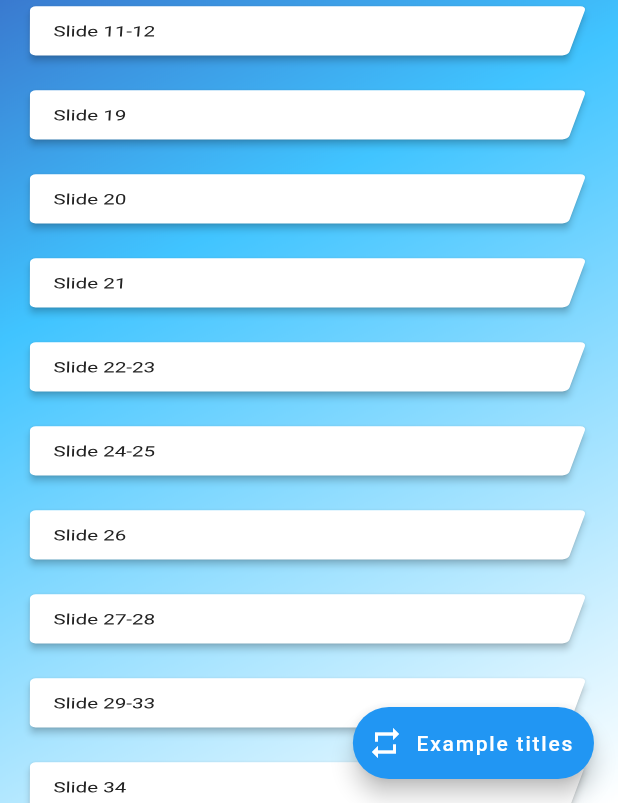
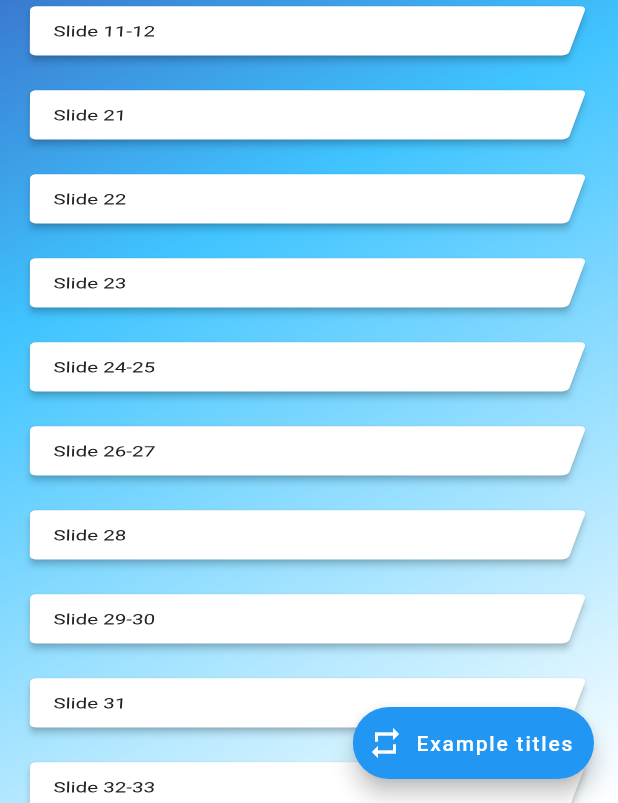
Before and after one commit to Pixplicity/flutter_animation_motion, a Flutter app: the screen it shows after launch, after a tap on "Slide titles", on a phone screen of 412 x 824 dp. Shown: the part 433-1236 px from the top of the screen. Run offline on Flutter 3.47's test engine with Material 2 defaults, Android fonts, the phone set to English and light mode, and no system bars.

Commit message:
[mod] update slide numbers [mod] naming of some vars

```diff
--- a/lib/app/home_page.dart
+++ b/lib/app/home_page.dart
@@ -29,7 +29,7 @@ class _HomePageState extends State<HomePage> with TickerProviderStateMixin {
   Animation<Decoration> _backgroundDecoration;
   Animation<double> _avatarSize;
   Animation<double> _nameOpacity;
-  Animation<double> _occupationOpacity;
+  Animation<double> _titleOpacity;
   Animation<double> _dividerWidth;
   Animation<double> _listItemHeightFactor;
   Animation<double> _flipButtonWidth;
@@ -107,7 +107,7 @@ class _HomePageState extends State<HomePage> with TickerProviderStateMixin {
       ),
     );
 
-    _occupationOpacity = Tween(begin: 0.0, end: 0.85).animate(
+    _titleOpacity = Tween(begin: 0.0, end: 0.85).animate(
       CurvedAnimation(
         parent: _mainController,
         curve: Interval(
@@ -173,57 +173,57 @@ class _HomePageState extends State<HomePage> with TickerProviderStateMixin {
       ),
       ExampleViewModel(
         "Animating Container's properties",
-        "Slide 19",
+        "Slide 21",
         () => _navigateTo(AnimatedContainerExample()),
       ),
       ExampleViewModel(
         "Animating the position of a Widget",
-        "Slide 20",
+        "Slide 22",
         () => _navigateTo(AnimatedPositionedExample()),
       ),
       ExampleViewModel(
         "Animating an Icon using AnimatedIcon",
-        "Slide 21",
+        "Slide 23",
         () => _navigateTo(AnimatedIconExample()),
       ),
       ExampleViewModel(
         "Animating a gradient background",
-        "Slide 22-23",
+        "Slide 24-25",
         () => _navigateTo(DecoratedBoxTransitionExample()),
       ),
       ExampleViewModel(
         "Animating a widget's scale",
-        "Slide 24-25",
+        "Slide 26-27",
         () => _navigateTo(ScaleTransitionExample()),
       ),
       ExampleViewModel(
         "Animating changes in TextStyle",
-        "Slide 26",
+        "Slide 28",
         () => _navigateTo(AnimatedDefaultTextStyleExample()),
       ),
       ExampleViewModel(
         "Shared element transition using Hero widget",
-        "Slide 27-28",
+        "Slide 29-30",
         () => _navigateTo(HeroExampleMain()),
       ),
       ExampleViewModel(
+        "Change perspective of a Widget",
+        "Slide 31",
+        () => _navigateTo(StaticTransformPerspectiveExample()),
+      ),
+      ExampleViewModel(
         "Animated rotation of a widget",
-        "Slide 29-33",
+        "Slide 32-33",
         () => _navigateTo(AnimatedBuilderRotationExample()),
       ),
       ExampleViewModel(
         "Animating the opacity of a Widget",
-        "Slide 34",
+        "Slide 37",
         () => _navigateTo(AnimatedFlutterLogoOpacityExample()),
       ),
       ExampleViewModel(
-        "Change perspective of a Widget",
-        "Slide 35",
-        () => _navigateTo(StaticTransformPerspectiveExample()),
-      ),
-      ExampleViewModel(
         "Change of Widget's perspective with gestures",
-        "(not in the presentation)",
+        "Slide 38 (hidden)",
         () => _navigateTo(UserControlledTransformPerspectiveExample()),
       ),
     ];
@@ -343,7 +343,7 @@ class _HomePageState extends State<HomePage> with TickerProviderStateMixin {
             Text(
               "Animation and motion in Flutter (2019)",
               style: TextStyle(
-                color: Colors.white.withOpacity(_occupationOpacity.value),
+                color: Colors.white.withOpacity(_titleOpacity.value),
                 fontWeight: FontWeight.w500,
               ),
             ),
--- a/lib/main.dart
+++ b/lib/main.dart
@@ -64,10 +64,7 @@ class _UserControlledTransformPerspectiveExampleState
       );
     } else {
       return GestureDetector(
-        onLongPress: () => setState(() {
-              _enabled = !_enabled;
-              _offset = Offset.zero;
-            }),
+        onLongPress: () => setState(() => _enabled = !_enabled),
         child: widget.child,
       );
     }
```
